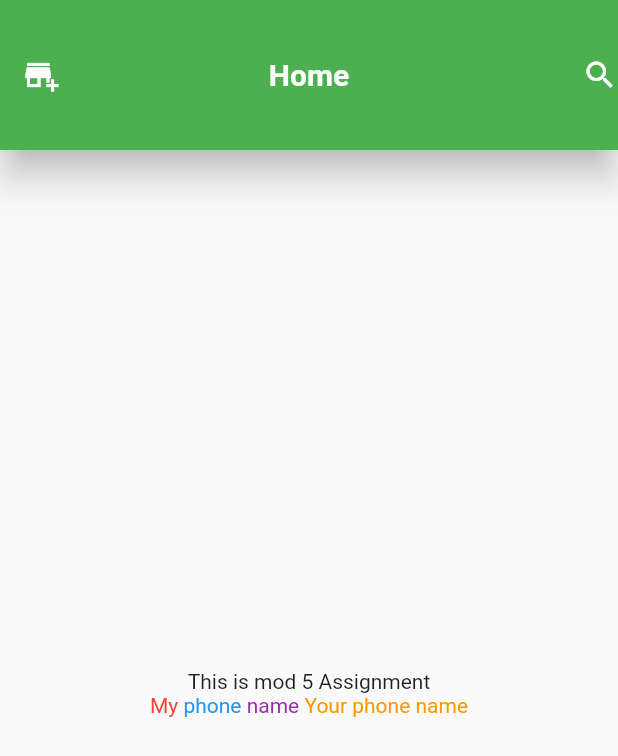
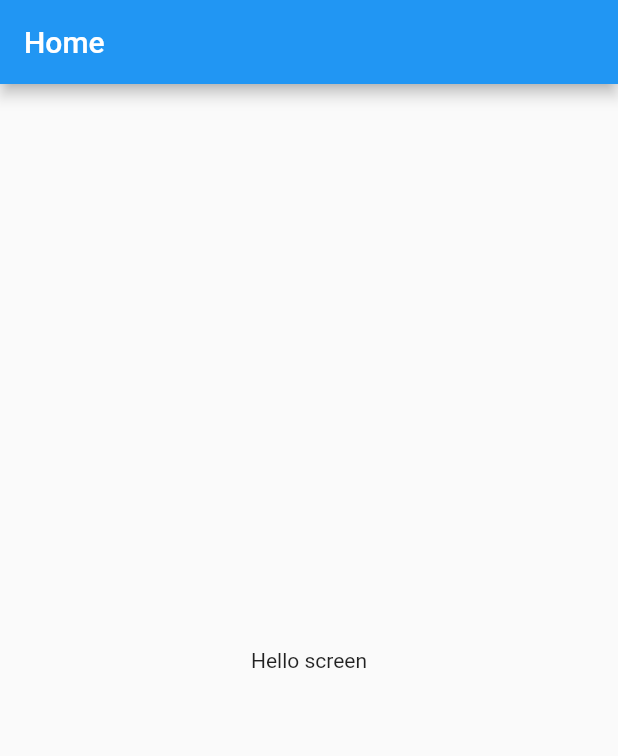
Before and after one commit to saem10/Flutter_project, a Flutter app: the screen it shows after launch, on a phone screen of 412 x 824 dp. Shown: the top 756 px of the screen. Run offline on Flutter 3.47's test engine with Material 2 defaults, Android fonts, the phone set to English and light mode, and no system bars.

Commit message:
appBar,body

```diff
--- a/lib/main.dart
+++ b/lib/main.dart
@@ -1,67 +1,41 @@
 import 'package:flutter/material.dart';
 
 void main() {
-  runApp(const MyApp());
+  runApp(
+    //  App entry point
+    //  display kore sob function
+
+   /*   MaterialApp(
+        // widget jar mode onek function ace
+        // ja dia app Interior design kora jay
+           home: Scaffold(
+        // Scaffold widget is part of the Flutter framework
+        // and is typically used as the top-level widget in a Flutter app.
+        // AppBar,body,FloatingActionButton
+           body: Center(
+             child:Text('Hello world') ,
+                ),
+               ),
+              ),
+   */
+
+      MyApp()
+
+  ); // RunApp
 }
-
-class MyApp extends StatelessWidget {
-  const MyApp({Key? key}) : super(key: key);
-
+class MyApp extends StatelessWidget{
   @override
-  Widget build(BuildContext context) {
-    return MaterialApp(
-      title: 'Flutter AppBar Example',
+  Widget build(BuildContext context){
+   return MaterialApp(
+     debugShowCheckedModeBanner: false,
       home: Scaffold(
         appBar: AppBar(
-          toolbarHeight: 100, // Adjust the height as needed
-          elevation: 10, // Adjust the elevation as needed
-          leading: Icon(Icons.add_business),
-          title: Text(
-            'Home',
-            textAlign: TextAlign.center,
-            style: TextStyle(
-              fontSize: 20, // Adjust the font size as needed
-              fontWeight: FontWeight.bold, // Optional, adjust as needed
-            ),
-          ),
-          centerTitle: true, // Center the title horizontally
-          actions: [
-            Icon(Icons.search),
-          ],
-          backgroundColor: Colors.green,
+          title: Text('Home'),
         ),
         body: Center(
-          child: Column(
-            mainAxisAlignment: MainAxisAlignment.center,
-            children: [
-              Text('This is mod 5 Assignment'),
-              RichText(
-                text: TextSpan(
-                  style: DefaultTextStyle.of(context).style,
-                  children: <TextSpan>[
-                    TextSpan(
-                      text: 'My ',
-                      style: TextStyle(color: Colors.red),
-                    ),
-                    TextSpan(
-                      text: 'phone ',
-                      style: TextStyle(color: Colors.blue),
-                    ),
-                    TextSpan(
-                      text: 'name ',
-                      style: TextStyle(color: Colors.purple),
-                    ),
-                    TextSpan(
-                      text: 'Your phone name',
-                      style: TextStyle(color: Colors.orange),
-                    ),
-                  ],
-                ),
-              ),
-            ],
-          ),
-        ),
+          child: Text('Hello screen'),
       ),
-    );
+     ),
+   );
   }
 }
```
